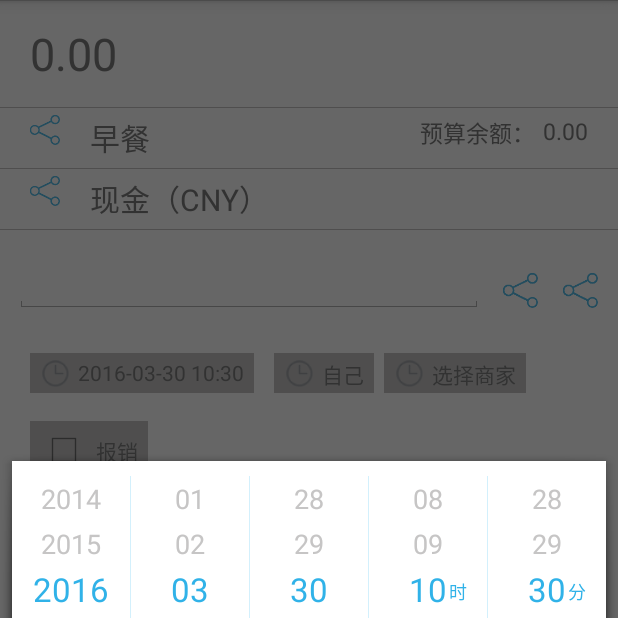
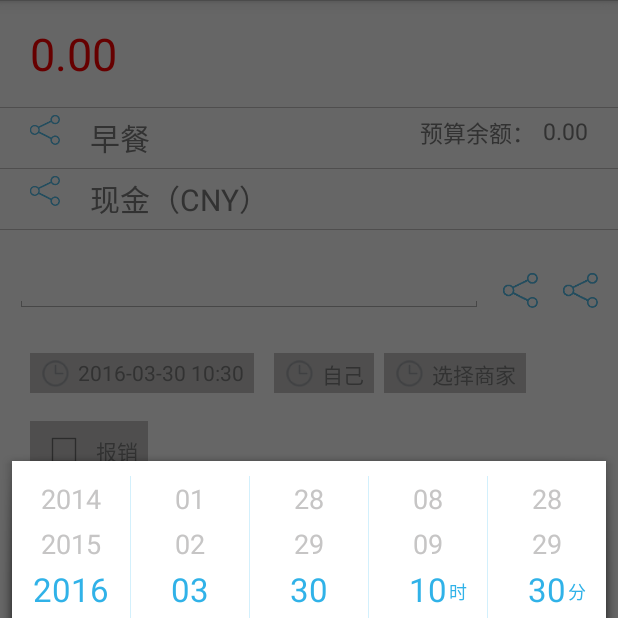
Before and after one commit to YuanHongGitHub/TallyLight, an Android app: the fragment AddPageExpendFragment placed in its activity, after a tap on an icon or button, on a phone screen of 412 x 824 dp, the top half of it. Run offline under Robolectric (Android 15) with nearby library versions, the phone set to English and light mode, and no system bars; our stand-ins replace CircleImageView; libraries missing offline, so code that uses them is left out: com.readystatesoftware.systembartint; 4 statements that could not run were skipped.

Commit message:
改消息通知为接口回调，去掉静态变量

```diff
--- a/app/src/main/java/com/qq281982108/tallylight/fragment/AddPageExpendFragment.java
+++ b/app/src/main/java/com/qq281982108/tallylight/fragment/AddPageExpendFragment.java
@@ -1,11 +1,6 @@
 package com.qq281982108.tallylight.fragment;
 
-import android.content.BroadcastReceiver;
-import android.content.Context;
-import android.content.Intent;
-import android.content.IntentFilter;
 import android.os.Bundle;
-import android.util.Log;
 import android.view.LayoutInflater;
 import android.view.View;
 import android.view.ViewGroup;
@@ -21,24 +16,20 @@ import com.qq281982108.tallylight.util.TimeUtils;
  * 类名：AddPageExpendFragment
  * 修改备注：
  */
-public class AddPageExpendFragment extends BaseFragment implements View.OnClickListener {
-    public static int SELECT_YEAR = TimeUtils.getYear();
-    public static int SELECT_MONTH = TimeUtils.getMonth();
-    public static int SELECT_DAY = TimeUtils.getMonthDay();
-    public static int SELECT_HOUR = TimeUtils.getHour();
-    public static int SELECT_MINUTE = TimeUtils.getMinute();
-
-    private TextView mSelectTimeTV, mSelectMemberTV, mSelectCategoryTV;
-    private Receiver mReceiver = new Receiver();
-    private IntentFilter mTimeFilter = new IntentFilter("android.basic.msg");
-    private IntentFilter mMemberFilter = new IntentFilter("android.basic.member");
-    private IntentFilter mCategoryFilter = new IntentFilter("android.basic.category");
+public class AddPageExpendFragment extends BaseFragment
+        implements View.OnClickListener,
+        TimeChoiceDialogFragment.OnTimeSelectedListener,
+        MemberChoiceDialogFragment.OnMemberSelectedListener,
+        CategoryChoiceDialogFragment.OnCategorySelectedListener {
+    public int[] time = new int[5];
+    private TextView mMoneyTV, mSelectTimeTV, mSelectMemberTV, mSelectCategoryTV;
 
     @Override
     public View onCreateView(LayoutInflater inflater, ViewGroup container, Bundle savedInstanceState) {
 
         // TODO Auto-generated method stub
         View view = inflater.inflate(R.layout.fragment_add_page_expend, container, false);
+        mMoneyTV = (TextView) view.findViewById(R.id.expend_tv_spending_amount);
         mSelectTimeTV = (TextView) view.findViewById(R.id.tv_add_fragment_time_time);
         mSelectTimeTV.setText(TimeUtils.getTime(TimeUtils.getCurrentTimeInLong()));
         mSelectMemberTV = (TextView) view.findViewById(R.id.tv_add_fragment_member);
@@ -47,7 +38,6 @@ public class AddPageExpendFragment extends BaseFragment implements View.OnClickL
         view.findViewById(R.id.ll_add_fragment_time).setOnClickListener(this);
         view.findViewById(R.id.ll_add_fragment_member).setOnClickListener(this);
         view.findViewById(R.id.expend_rl_spending_category).setOnClickListener(this);
-        Log.e("yh", "INIT:" + SELECT_YEAR + SELECT_MONTH + SELECT_DAY + SELECT_HOUR + SELECT_MINUTE);
         return view;
     }
 
@@ -59,52 +49,64 @@ public class AddPageExpendFragment extends BaseFragment implements View.OnClickL
     @Override
     public void onClick(View v) {
         switch (v.getId()) {
+            case R.id.expend_tv_spending_amount:
+
+                break;
             case R.id.ll_add_fragment_time:
-                TimeChoiceDialogFragment timeChoiceDialogFragment = new TimeChoiceDialogFragment();
+                time[0] = TimeUtils.getYear();
+                time[1] = TimeUtils.getMonth();
+                time[2] = TimeUtils.getMonthDay();
+                time[3] = TimeUtils.getHour();
+                time[4] = TimeUtils.getMinute();
+                TimeChoiceDialogFragment timeChoiceDialogFragment = TimeChoiceDialogFragment.newInstance(time);
+                timeChoiceDialogFragment.setOnTimeSelectedListener(this);
                 timeChoiceDialogFragment.show(getActivity().getFragmentManager(), "time");
                 break;
             case R.id.ll_add_fragment_member:
                 MemberChoiceDialogFragment memberChoiceDialogFragment = new MemberChoiceDialogFragment();
+                memberChoiceDialogFragment.setOnMemberSelectedListener(this);
                 memberChoiceDialogFragment.show(getActivity().getFragmentManager(), "member");
+                break;
             case R.id.expend_rl_spending_category:
                 CategoryChoiceDialogFragment categoryChoiceDialogFragment = new CategoryChoiceDialogFragment();
+                categoryChoiceDialogFragment.setOnCategorySelectedListener(this);
                 categoryChoiceDialogFragment.show(getActivity().getFragmentManager(), "category");
-
+                break;
             default:
                 break;
         }
     }
 
     @Override
-    public void onResume() {
-        super.onResume();
-        getActivity().registerReceiver(mReceiver, mTimeFilter);
-        getActivity().registerReceiver(mReceiver, mMemberFilter);
-        getActivity().registerReceiver(mReceiver, mCategoryFilter);
+    public void onSelect(String tag, int[] ints) {
+        switch (tag) {
+            case "time":
+                time[0] = ints[0];
+                time[1] = ints[1];
+                time[2] = ints[2];
+                time[3] = ints[3];
+                time[4] = ints[4];
+                String month = time[1] > 9 ? "-" + time[1] : "-0" + time[1];
+                String day = time[2] > 9 ? "-" + time[2] : "-0" + time[2];
+                String hour = time[3] > 9 ? " " + time[3] : "0" + time[3];
+                String minute = time[4] > 9 ? ":" + time[4] : ":0" + time[4];
+                mSelectTimeTV.setText(time[0] + month + day + " " + hour + minute);
+                break;
+            default:
+                mSelectTimeTV.setText("00");
+                break;
+        }
+
     }
 
     @Override
-    public void onStop() {
-        super.onStop();
-        getActivity().unregisterReceiver(mReceiver);
+    public void onSelect(String tag, String s) {
+        mSelectMemberTV.setText(s);
     }
 
-    private class Receiver extends BroadcastReceiver {
-        @Override
-        public void onReceive(Context context, Intent intent) {
-            switch (intent.getAction()) {
-                case "android.basic.msg":
-                    mSelectTimeTV.setText(SELECT_YEAR + "-" + SELECT_MONTH + "-" + SELECT_DAY + "-" + " " + SELECT_HOUR + ":" + SELECT_MINUTE);
-                    break;
-                case "android.basic.member":
-                    mSelectMemberTV.setText(intent.getExtras().getString("member"));
-                    break;
-                case "android.basic.category":
-                    mSelectCategoryTV.setText(intent.getExtras().getString("category"));
-                    break;
-                default:
-                    break;
-            }
-        }
+    @Override
+    public void onSelect(String s) {
+        mSelectCategoryTV.setText(s);
     }
+
 }
--- a/app/src/main/java/com/qq281982108/tallylight/fragment/TimeChoiceDialogFragment.java
+++ b/app/src/main/java/com/qq281982108/tallylight/fragment/TimeChoiceDialogFragment.java
@@ -1,9 +1,6 @@
 package com.qq281982108.tallylight.fragment;
 
-import android.app.Dialog;
 import android.app.DialogFragment;
-import android.content.DialogInterface;
-import android.content.Intent;
 import android.os.Bundle;
 import android.util.Log;
 import android.view.LayoutInflater;
@@ -23,17 +20,27 @@ import com.qq281982108.tallylight.view.WheelView;
  * 修改备注：
  */
 public class TimeChoiceDialogFragment extends DialogFragment {
-    private int selectYear = AddPageExpendFragment.SELECT_YEAR;
-    private int selectMonth = AddPageExpendFragment.SELECT_MONTH;
-    private int selectDay = AddPageExpendFragment.SELECT_DAY;
-    private int selectHour = AddPageExpendFragment.SELECT_HOUR;
-    private int selectMinute = AddPageExpendFragment.SELECT_MINUTE;
+    private int[] time;
+    private int selectYear;
+    private int selectMonth;
+    private int selectDay;
+    private int selectHour;
+    private int selectMinute;
     private WheelView yearWheel;
     private WheelView monthWheel;
     private WheelView dayWheel;
     private WheelView leftWheel;
     private WheelView rightWheel;
     private Button mButton;
+    private OnTimeSelectedListener mListener;
+
+    public static TimeChoiceDialogFragment newInstance(int[] time) {
+        TimeChoiceDialogFragment timeChoiceDialogFragment = new TimeChoiceDialogFragment();
+        Bundle args = new Bundle();
+        args.putIntArray("time", time);
+        timeChoiceDialogFragment.setArguments(args);
+        return timeChoiceDialogFragment;
+    }
 
     @Override
     public void onCreate(Bundle savedInstanceState) {
@@ -43,6 +50,12 @@ public class TimeChoiceDialogFragment extends DialogFragment {
         setCancelable(true);
         //可以设置dialog的显示风格
         setStyle(DialogFragment.STYLE_NO_TITLE, 0);
+        time = getArguments().getIntArray("time");
+        selectYear = time[0];
+        selectMonth = time[1];
+        selectDay = time[2];
+        selectHour = time[3];
+        selectMinute = time[4];
     }
 
     @Override
@@ -70,16 +83,16 @@ public class TimeChoiceDialogFragment extends DialogFragment {
         leftWheel.setWheelStyle(WheelStyle.STYLE_HOUR);
         rightWheel.setWheelStyle(WheelStyle.STYLE_MINUTE);
 
-        yearWheel.setCurrentItem(AddPageExpendFragment.SELECT_YEAR - WheelStyle.minYear);
-        monthWheel.setCurrentItem(AddPageExpendFragment.SELECT_MONTH - 1);
-        dayWheel.setCurrentItem(AddPageExpendFragment.SELECT_DAY - 1);
-        leftWheel.setCurrentItem(AddPageExpendFragment.SELECT_HOUR);
-        rightWheel.setCurrentItem(AddPageExpendFragment.SELECT_MINUTE);
+        yearWheel.setCurrentItem(time[0] - WheelStyle.minYear);
+        monthWheel.setCurrentItem(time[1] - 1);
+        dayWheel.setCurrentItem(time[2] - 1);
+        leftWheel.setCurrentItem(time[3]);
+        rightWheel.setCurrentItem(time[4]);
 
         yearWheel.setOnSelectListener(new WheelView.onSelectListener() {
             @Override
             public void onSelect(int index, String text) {
-                if (index == AddPageExpendFragment.SELECT_YEAR - WheelStyle.minYear) return;
+                if (index == time[0] - WheelStyle.minYear) return;
                 selectYear = index + WheelStyle.minYear;
                 dayWheel.setWheelItemList(WheelStyle.createDayString(selectYear, selectMonth));
             }
@@ -89,7 +102,7 @@ public class TimeChoiceDialogFragment extends DialogFragment {
         monthWheel.setOnSelectListener(new WheelView.onSelectListener() {
             @Override
             public void onSelect(int index, String text) {
-                if (index == (AddPageExpendFragment.SELECT_MONTH - 1)) return;
+                if (index == (time[1] - 1)) return;
                 selectMonth = index + 1;
                 dayWheel.setWheelItemList(WheelStyle.createDayString(selectYear, selectMonth));
             }
@@ -98,21 +111,21 @@ public class TimeChoiceDialogFragment extends DialogFragment {
         dayWheel.setOnSelectListener(new WheelView.onSelectListener() {
             @Override
             public void onSelect(int index, String text) {
-                if (index == (AddPageExpendFragment.SELECT_DAY - 1)) return;
+                if (index == (time[2] - 1)) return;
                 selectDay = index + 1;
             }
         });
         leftWheel.setOnSelectListener(new WheelView.onSelectListener() {
             @Override
             public void onSelect(int index, String text) {
-                if (index == AddPageExpendFragment.SELECT_HOUR) return;
+                if (index == time[3]) return;
                 selectHour = index;
             }
         });
         rightWheel.setOnSelectListener(new WheelView.onSelectListener() {
             @Override
             public void onSelect(int index, String text) {
-                if (index == AddPageExpendFragment.SELECT_MINUTE) return;
+                if (index == time[4]) return;
                 selectMinute = index;
             }
         });
@@ -121,26 +134,20 @@ public class TimeChoiceDialogFragment extends DialogFragment {
 
     private void send() {
         Log.e("yh", "choice:" + selectYear + selectMonth + selectDay + selectHour + selectMinute);
-        AddPageExpendFragment.SELECT_YEAR = selectYear;
-        AddPageExpendFragment.SELECT_MONTH = selectMonth;
-        AddPageExpendFragment.SELECT_DAY = selectDay;
-        AddPageExpendFragment.SELECT_HOUR = selectHour;
-        AddPageExpendFragment.SELECT_MINUTE = selectMinute;
-        Intent intent = new Intent().setAction("android.basic.msg");
-        getActivity().sendBroadcast(intent);
+        time[0] = selectYear;
+        time[1] = selectMonth;
+        time[2] = selectDay;
+        time[3] = selectHour;
+        time[4] = selectMinute;
+        mListener.onSelect(getTag(), time);
         dismiss();
     }
 
-    @Override
-    public Dialog onCreateDialog(Bundle savedInstanceState) {
-        return super.onCreateDialog(savedInstanceState);
-
+    public void setOnTimeSelectedListener(OnTimeSelectedListener listener) {
+        mListener = listener;
     }
 
-    @Override
-    public void onDismiss(DialogInterface dialog) {
-        super.onDismiss(dialog);
-//        OnTimeSelectListener mListener = (OnTimeSelectListener) getActivity();
-
+    public interface OnTimeSelectedListener {
+        void onSelect(String tag, int[] ints);
     }
 }
--- a/app/src/main/res/layout/fragment_add_page_expend.xml
+++ b/app/src/main/res/layout/fragment_add_page_expend.xml
@@ -7,22 +7,16 @@
               android:background="@color/colorWhite"
               android:orientation="vertical">
 
-    <LinearLayout
-        android:id="@+id/expend_ll_spending_amount"
-        android:layout_width="match_parent"
-        android:layout_height="wrap_content"
-        android:gravity="center_vertical">
-
         <TextView
             android:id="@+id/expend_tv_spending_amount"
-            android:layout_width="wrap_content"
+            android:layout_width="match_parent"
             android:layout_height="wrap_content"
-            android:layout_marginBottom="15dp"
-            android:layout_marginLeft="20dp"
-            android:layout_marginTop="15dp"
+            android:paddingBottom="15dp"
+            android:paddingLeft="20dp"
+            android:paddingTop="15dp"
             android:text="0.00"
+            android:textColor="@color/colorRed"
             android:textSize="30sp"/>
-    </LinearLayout>
 
     <include layout="@layout/light_gray_item_divider"/>
     <RelativeLayout
--- a/app/src/main/res/layout/fragment_mine_page.xml
+++ b/app/src/main/res/layout/fragment_mine_page.xml
@@ -6,9 +6,8 @@
 
     <com.qq281982108.tallylight.view.TopBarRelativeLayout
         android:layout_width="match_parent"
-        android:layout_height="wrap_content">
+        android:layout_height="wrap_content"/>
 
-    </com.qq281982108.tallylight.view.TopBarRelativeLayout>
 
 
     <include layout="@layout/light_gray_item_divider"/>
--- a/app/src/main/res/layout/fragment_statement_page.xml
+++ b/app/src/main/res/layout/fragment_statement_page.xml
@@ -6,9 +6,7 @@
 
     <com.qq281982108.tallylight.view.TopBarRelativeLayout
         android:layout_width="match_parent"
-        android:layout_height="wrap_content">
-
-    </com.qq281982108.tallylight.view.TopBarRelativeLayout>
+        android:layout_height="wrap_content"/>
 
     <LinearLayout
         android:layout_width="match_parent"
--- a/app/src/main/res/layout/fragment_wallet_page.xml
+++ b/app/src/main/res/layout/fragment_wallet_page.xml
@@ -6,9 +6,7 @@
 
     <com.qq281982108.tallylight.view.TopBarRelativeLayout
         android:layout_width="match_parent"
-        android:layout_height="wrap_content">
-
-    </com.qq281982108.tallylight.view.TopBarRelativeLayout>
+        android:layout_height="wrap_content"/>
 
     <ScrollView
         android:layout_width="match_parent"
--- a/app/src/main/res/values/colors.xml
+++ b/app/src/main/res/values/colors.xml
@@ -10,6 +10,7 @@
     <color name="colorLightGray">#c6c5c5</color>
     <color name="colorWhite">#FFFFFFFF</color>
     <color name="popup_bg">#8f000000</color>
+    <color name="colorRed">#ff0000</color>
     <!--    <color name="colorGray">#777E7E7E</color>
         <color name="colorGray">#FF30B2E8</color>-->
 
```
Also changed, not shown: app/src/main/java/com/qq281982108/tallylight/fragment/AddPageFragment.java (+0 -7 lines), app/src/main/java/com/qq281982108/tallylight/fragment/CategoryChoiceDialogFragment.java (+9 -42 lines), app/src/main/java/com/qq281982108/tallylight/fragment/MemberChoiceDialogFragment.java (+11 -4 lines), app/src/main/res/layout/fragment_add_page.xml (+3 -7 lines), app/src/main/res/layout/fragment_record_page.xml (+3 -7 lines).
